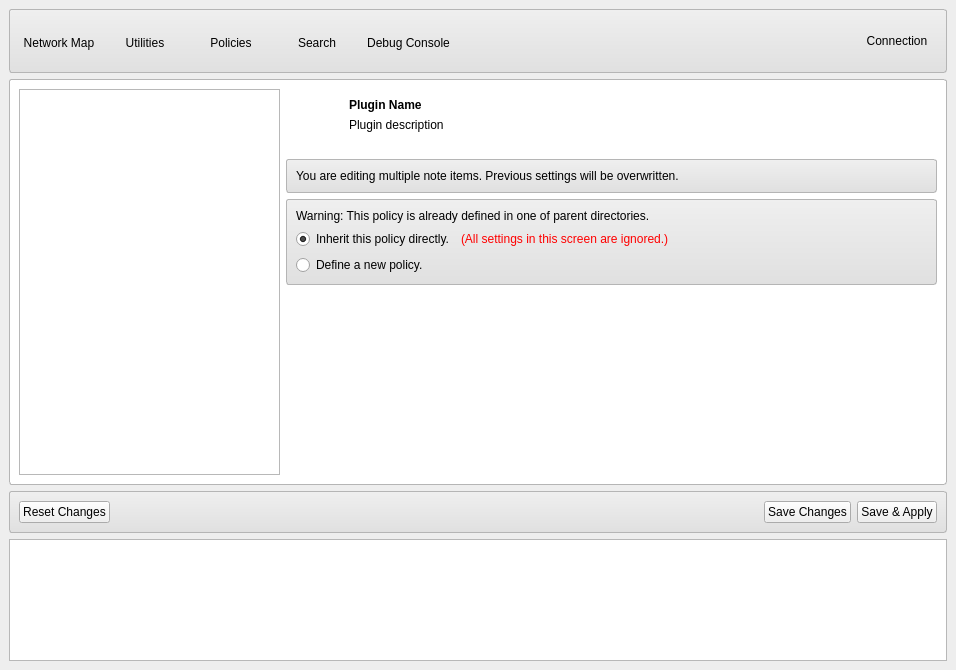
Before: the Qt Designer form branches/ahenk/2.0/bahadir.kandemir/ahenk/lider/lider/formmain.ui in pars-linux/uludag, drawn with Qt 5.
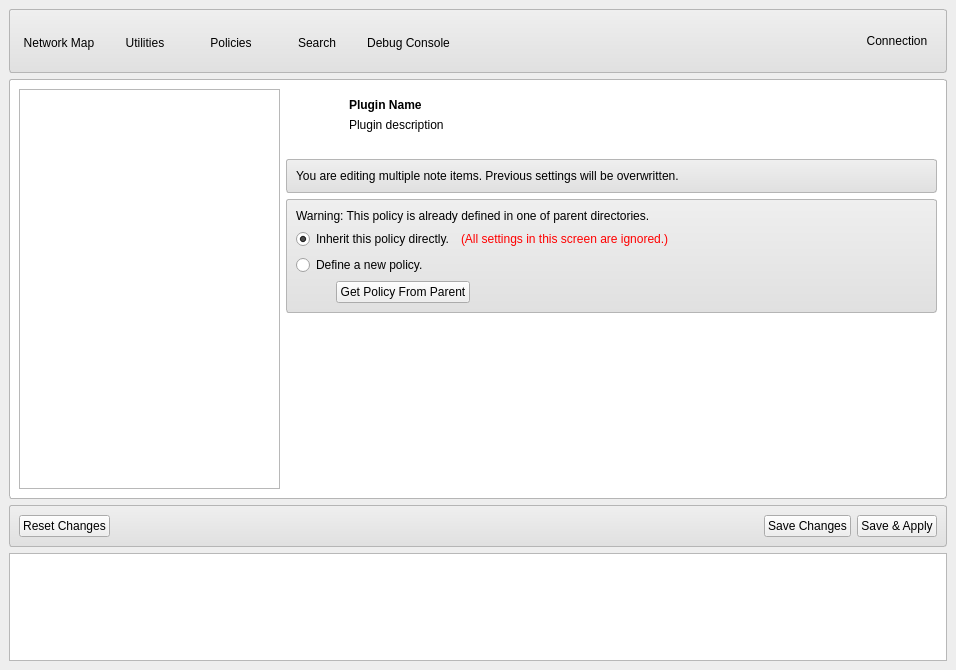
After: the same form once the commit is applied. Icons and pictures are not drawn.

Commit message: Allow copying parent's policy instead of inheriting it

What changed in the file:
```diff
--- a/branches/ahenk/2.0/bahadir.kandemir/ahenk/lider/lider/formmain.ui
+++ b/branches/ahenk/2.0/bahadir.kandemir/ahenk/lider/lider/formmain.ui
@@ -349,6 +349,46 @@
               </item>
              </layout>
             </item>
+            <item row="3" column="0">
+             <layout class="QHBoxLayout" name="horizontalLayout_4">
+              <item>
+               <spacer name="horizontalSpacer_3">
+                <property name="orientation">
+                 <enum>Qt::Horizontal</enum>
+                </property>
+                <property name="sizeType">
+                 <enum>QSizePolicy::Fixed</enum>
+                </property>
+                <property name="sizeHint" stdset="0">
+                 <size>
+                  <width>40</width>
+                  <height>20</height>
+                 </size>
+                </property>
+               </spacer>
+              </item>
+              <item>
+               <widget class="QPushButton" name="pushCopyPolicy">
+                <property name="text">
+                 <string>Get Policy From Parent</string>
+                </property>
+               </widget>
+              </item>
+              <item>
+               <spacer name="horizontalSpacer_4">
+                <property name="orientation">
+                 <enum>Qt::Horizontal</enum>
+                </property>
+                <property name="sizeHint" stdset="0">
+                 <size>
+                  <width>40</width>
+                  <height>20</height>
+                 </size>
+                </property>
+               </spacer>
+              </item>
+             </layout>
+            </item>
            </layout>
           </widget>
          </item>
```
The commit also changes 1 other file.
